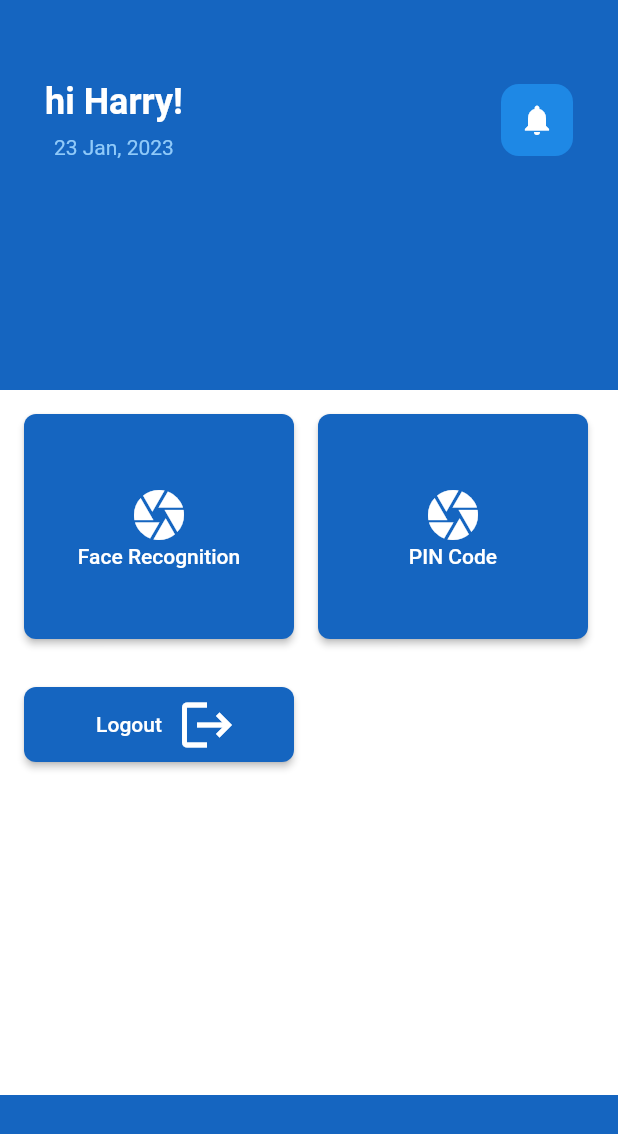
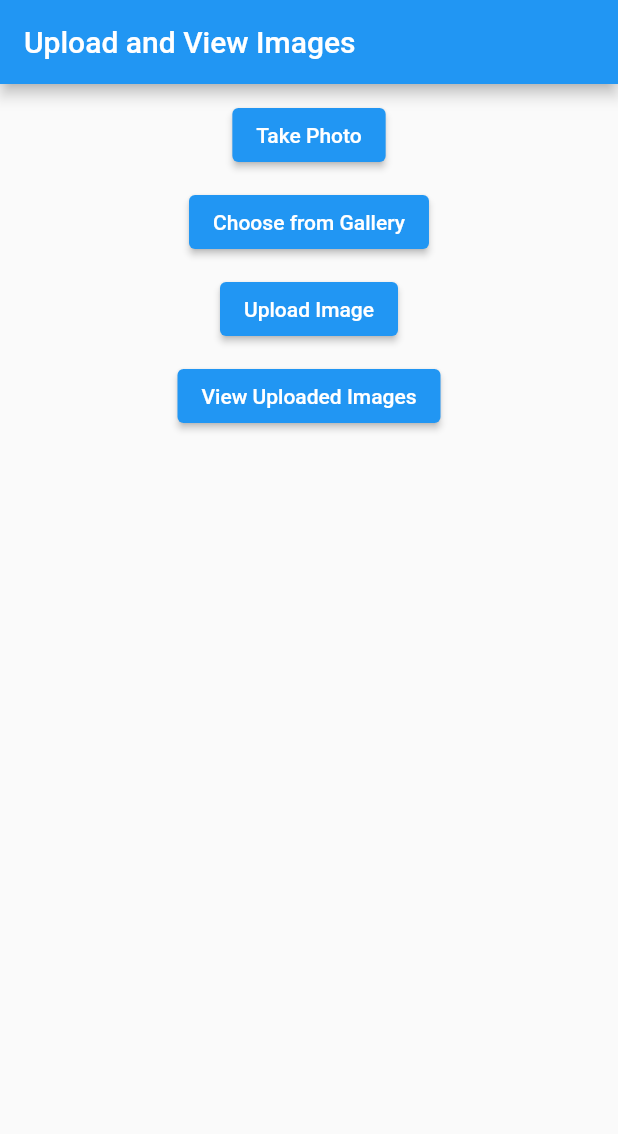
Before and after one commit to prasnaaryal/intruderdetection, a Flutter app: the screen it shows after launch, on a phone screen of 412 x 824 dp. Shown: the top 1134 px of the screen. Run offline on Flutter 3.47's test engine with Material 2 defaults, Android fonts, the phone set to English and light mode, and no system bars; our stand-ins replace cloud_firestore, firebase_auth, firebase_core, firebase_storage, image_picker; accounts and stored records are empty.

Commit message:
photo upload added

```diff
--- a/lib/Screens/dashboard.dart
+++ b/lib/Screens/dashboard.dart
@@ -149,7 +149,7 @@ class _DashboardState extends State<Dashboard> {
                               onPressed: () {
                                 Navigator.of(context).pushReplacement(
                                   MaterialPageRoute(
-                                    builder: (context) => Fingerprint(),
+                                    builder: (context) => Dashboard(),
                                   ),
                                 );
                               },
--- /dev/null
+++ b/lib/Screens/photoupload.dart
@@ -0,0 +1,183 @@
+import 'dart:io';
+import 'package:flutter/material.dart';
+import 'package:image_picker/image_picker.dart';
+import 'package:firebase_core/firebase_core.dart';
+import 'package:firebase_storage/firebase_storage.dart';
+
+class UploadAndViewImages extends StatefulWidget {
+  const UploadAndViewImages({Key? key}) : super(key: key);
+
+  @override
+  _UploadAndViewImagesState createState() => _UploadAndViewImagesState();
+}
+
+class _UploadAndViewImagesState extends State<UploadAndViewImages> {
+  final ImagePicker _picker = ImagePicker();
+  File? _image;
+  List<String> _uploadedImageUrls = [];
+
+  Future<void> _uploadImage(File imageFile) async {
+    final storage = FirebaseStorage.instance;
+    final storageRef = storage.ref().child('images/${DateTime.now()}.jpg');
+    final uploadTask = storageRef.putFile(imageFile);
+
+    await uploadTask.whenComplete(() async {
+      if (uploadTask.snapshot.state == TaskState.success) {
+        final downloadUrl = await storageRef.getDownloadURL();
+        setState(() {
+          _uploadedImageUrls.add(downloadUrl);
+        });
+
+        ScaffoldMessenger.of(context).showSnackBar(
+          SnackBar(
+            content: Text('Image uploaded successfully'),
+            backgroundColor: Colors.green,
+          ),
+        );
+      } else {
+        ScaffoldMessenger.of(context).showSnackBar(
+          SnackBar(
+            content: Text('Failed to upload image'),
+            backgroundColor: Colors.red,
+          ),
+        );
+      }
+    });
+  }
+
+  Future<void> _getImageFromCamera() async {
+    final pickedFile = await _picker.pickImage(source: ImageSource.camera);
+    if (pickedFile != null) {
+      final imageFile = File(pickedFile.path);
+      setState(() {
+        _image = imageFile;
+      });
+    }
+  }
+
+  Future<void> _getImageFromGallery() async {
+    final pickedFile = await _picker.pickImage(source: ImageSource.gallery);
+    if (pickedFile != null) {
+      final imageFile = File(pickedFile.path);
+      setState(() {
+        _image = imageFile;
+      });
+    }
+  }
+
+  Future<void> _viewUploadedImages() async {
+    final storage = FirebaseStorage.instance;
+    final storageRef = storage.ref().child('images');
+
+    try {
+      final listResult = await storageRef.listAll();
+      final imageUrls = await Future.wait(
+        listResult.items.map((ref) => ref.getDownloadURL()),
+      );
+
+      setState(() {
+        _uploadedImageUrls = imageUrls;
+      });
+
+      Navigator.push(
+        context,
+        MaterialPageRoute(
+          builder: (context) =>
+              ViewUploadedImages(imageUrls: _uploadedImageUrls),
+        ),
+      );
+    } catch (error) {
+      print('Error fetching uploaded images: $error');
+    }
+  }
+
+  @override
+  void initState() {
+    super.initState();
+    Firebase.initializeApp();
+  }
+
+  @override
+  Widget build(BuildContext context) {
+    return Scaffold(
+      appBar: AppBar(
+        title: Text('Upload and View Images'),
+      ),
+      body: ListView(
+        children: [
+          Center(
+            child: Column(
+              mainAxisAlignment: MainAxisAlignment.center,
+              children: [
+                if (_image != null)
+                  Image.file(
+                    _image!,
+                    height: 200,
+                  ),
+                SizedBox(height: 10),
+                ElevatedButton(
+                  onPressed: _getImageFromCamera,
+                  child: Text('Take Photo'),
+                ),
+                SizedBox(height: 10),
+                ElevatedButton(
+                  onPressed: _getImageFromGallery,
+                  child: Text('Choose from Gallery'),
+                ),
+                SizedBox(height: 10),
+                ElevatedButton(
+                  onPressed: ()                  {
+                    if (_image == null) {
+                      ScaffoldMessenger.of(context).showSnackBar(
+                        SnackBar(
+                          content: Text('No image selected'),
+                          backgroundColor: Colors.red,
+                        ),
+                      );
+                    } else {
+                      _uploadImage(_image!);
+                    }
+                  },
+                  child: Text('Upload Image'),
+                ),
+                SizedBox(height: 10),
+                ElevatedButton(
+                  onPressed: _viewUploadedImages,
+                  child: Text('View Uploaded Images'),
+                ),
+              ],
+            ),
+          ),
+        ],
+      ),
+    );
+  }
+}
+
+class ViewUploadedImages extends StatefulWidget {
+  final List<String> imageUrls;
+
+  const ViewUploadedImages({Key? key, required this.imageUrls})
+      : super(key: key);
+
+  @override
+  _ViewUploadedImagesState createState() => _ViewUploadedImagesState();
+}
+
+class _ViewUploadedImagesState extends State<ViewUploadedImages> {
+  @override
+  Widget build(BuildContext context) {
+    return Scaffold(
+      appBar: AppBar(
+        title: Text('Uploaded Images'),
+      ),
+      body: ListView.builder(
+        itemCount: widget.imageUrls.length,
+        itemBuilder: (context, index) {
+          final imageUrl = widget.imageUrls[index];
+          return Image.network(imageUrl);
+        },
+      ),
+    );
+  }
+}
--- a/lib/main.dart
+++ b/lib/main.dart
@@ -1,5 +1,6 @@
 import 'package:flutter/material.dart';
-import 'package:intruderdetection/Screens/dashboard.dart';
+
+import 'Screens/photoupload.dart';
 
 void main() {
   runApp(const MyApp());
@@ -16,7 +17,7 @@ class MyApp extends StatelessWidget {
       theme: ThemeData(
         primarySwatch: Colors.blue,
       ),
-      home: Dashboard(),
+      home: UploadAndViewImages(),
     );
   }
 }
```
